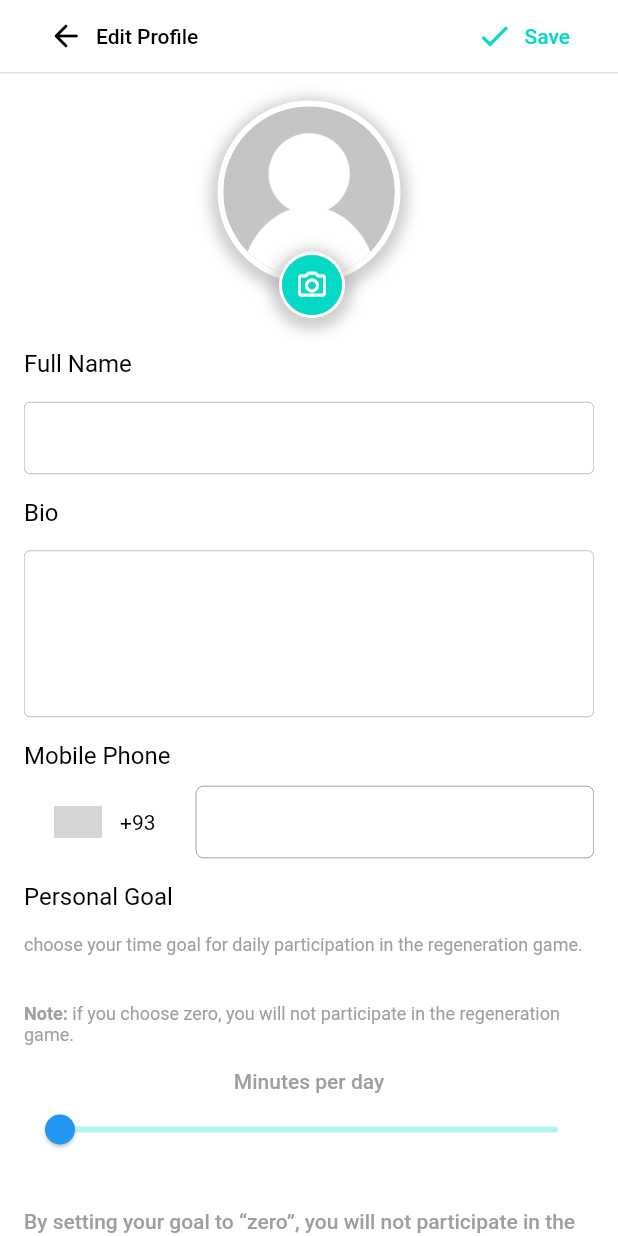
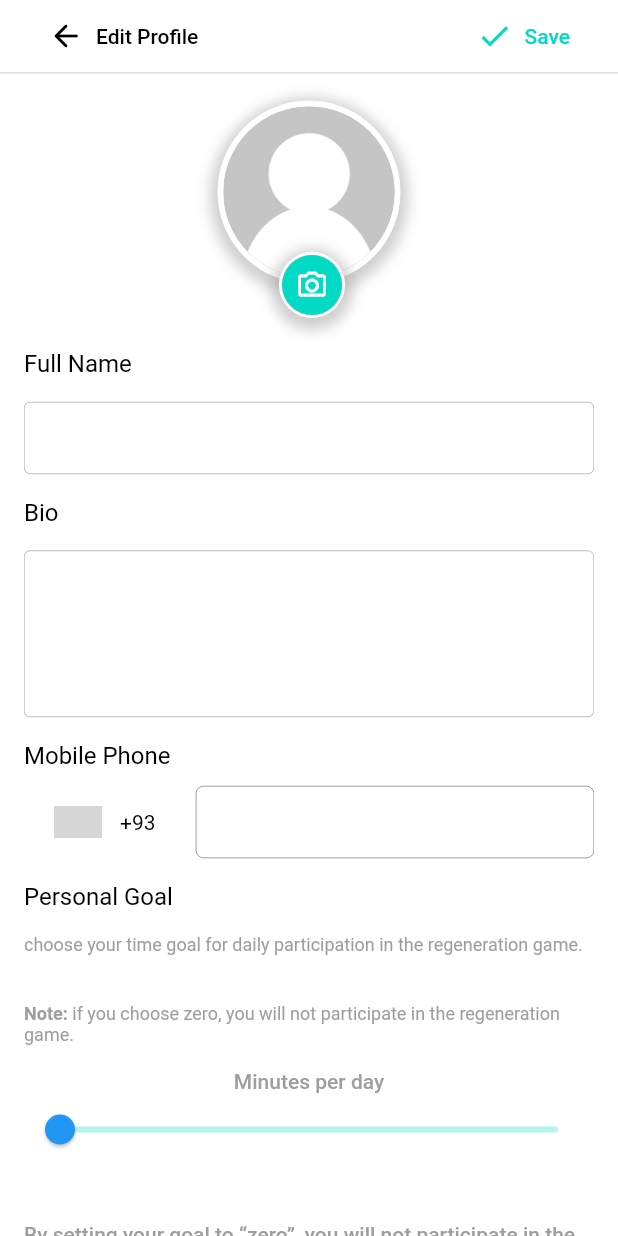
Before and after one commit to OOTOPIA/ootopia-app, a Flutter app: the EditProfileScreen screen opened directly, on a phone screen of 412 x 824 dp. Run offline on Flutter 3.47's test engine with Material 2 defaults, Android fonts, the phone set to English and light mode, and no system bars; drawn by our look-alikes of intl_phone_number_input, loading_overlay, syncfusion_flutter_sliders; our stand-ins replace bloc, camera, dio, email_validator, equatable, firebase_dynamic_links and 29 more; missing offline and left inert: amplitude_flutter, crisp, dart:ffi, flutter_ffmpeg, flutter_uploader, image_crop and 4 more; accounts and stored records are empty; generated files the repository leaves out were written again; grey boxes are pictures that could not be loaded.

Commit message:
fix: margin

```diff
--- a/lib/screens/edit_profile_screen/edit_profile_screen.dart
+++ b/lib/screens/edit_profile_screen/edit_profile_screen.dart
@@ -392,7 +392,7 @@ class _EditProfileScreenState extends State<EditProfileScreen> {
                     ),
                   ),
                   SizedBox(
-                    height: 15,
+                    height: 24,
                   ),
                   Visibility(
                     visible: editProfileStore.currentSliderValue == 0,
--- a/lib/screens/edit_profile_screen/edit_profile_store.dart
+++ b/lib/screens/edit_profile_screen/edit_profile_store.dart
@@ -93,7 +93,6 @@ abstract class EditProfileStoreBase with Store {
   @action
   Future<void> getUser() async {
     isloading = true;
-    print("PEGAR USUARIO");
     try {
       currentUser = await userRepositoryImpl.getCurrentUser();
     } catch (err) {
@@ -117,7 +116,6 @@ abstract class EditProfileStoreBase with Store {
         currentSliderValue =
             currentUser!.dailyLearningGoalInMinutes!.toDouble();
       }
-      print('PEGOU USUARIO?');
       countryCode = currentUser!.countryCode;
       photoUrl = currentUser!.photoUrl;
     }
```
